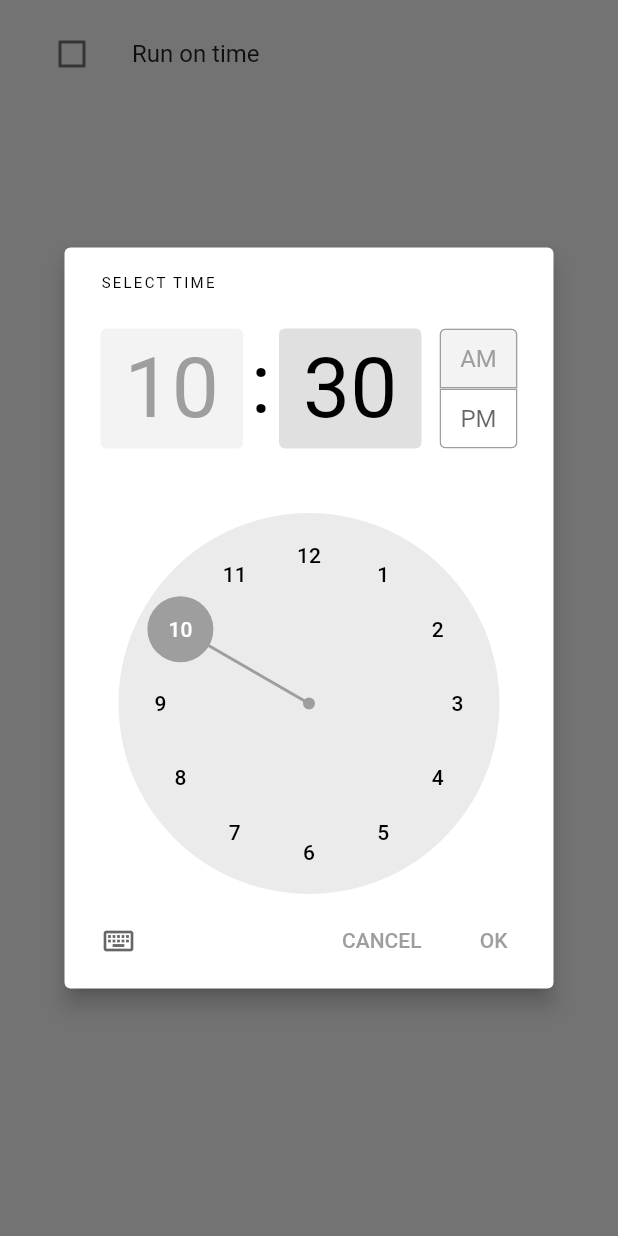
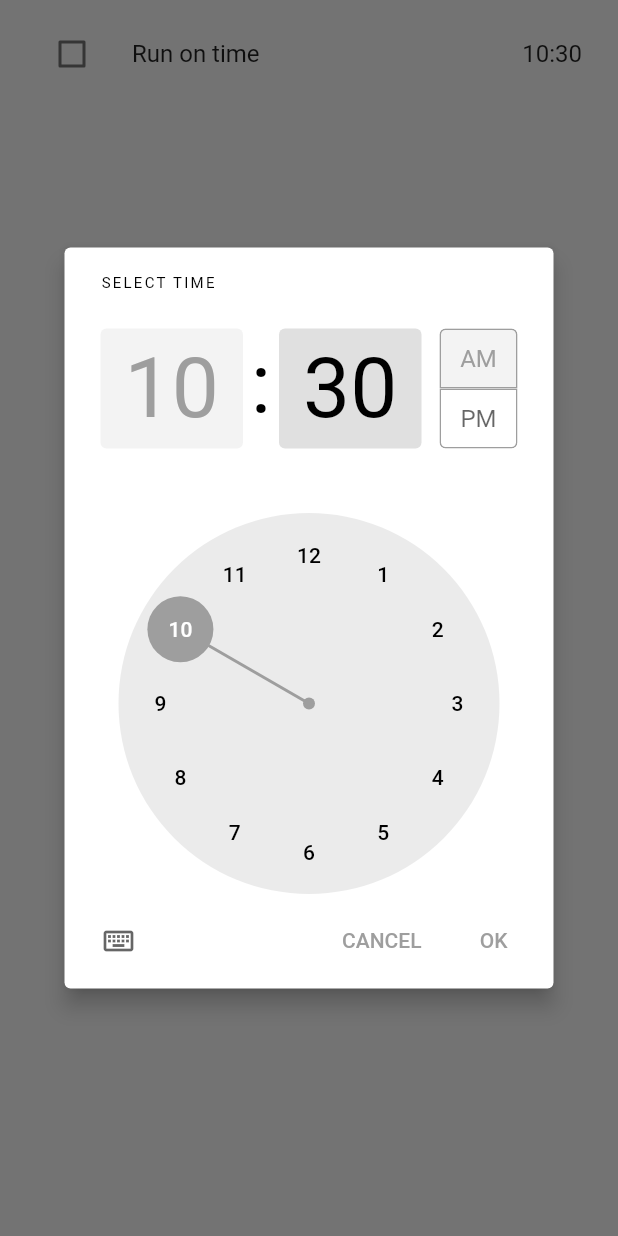
Before and after one commit to Cepeen/wakey-wakey, a Flutter app: the TimePickerWidget widget shown alone on an empty page, opened directly with empty values, after a tap on "Run on time", on a phone screen of 412 x 824 dp. Run offline on Flutter 3.47's test engine with Material 2 defaults, Android fonts, the phone set to English and light mode, and no system bars; our stand-ins replace connectivity_plus, fluttertoast, shared_preferences; accounts and stored records are empty.

```diff
--- a/lib/models/hosts.dart
+++ b/lib/models/hosts.dart
@@ -6,7 +6,6 @@ class Host {
   String ipAddress;
   String macAddress;
   TimeOfDay pickedTime;
-  bool isChecked; // New property for checkbox state
 
   Host({
     required this.hostId,
@@ -14,7 +13,6 @@ class Host {
     required this.ipAddress,
     required this.macAddress,
     required this.pickedTime,
-    this.isChecked = false, // Initialize with default value
   });
 
   Map<String, dynamic> toJson() => {
--- a/lib/widgets/time_picker.dart
+++ b/lib/widgets/time_picker.dart
@@ -1,14 +1,13 @@
 import '../imports.dart';
 
 class TimePickerWidget extends StatefulWidget {
-  final Function(TimeOfDay, bool) onTimePicked;
+  final Function(TimeOfDay) onTimePicked;
   final TimeOfDay pickedTime; // Add the pickedTime parameter
-
 
   const TimePickerWidget({
     Key? key,
     required this.onTimePicked,
-    required this.pickedTime, required bool isChecked,
+    required this.pickedTime,
   }) : super(key: key);
 
   @override
@@ -40,12 +39,10 @@ class TimePickerWidgetState extends State<TimePickerWidget> {
           },
         ),
         title: const Text('Run on time'),
-        trailing: isChecked
-            ? Text(
-                '${_selectedTime.hour.toString().padLeft(2, '0')}:${_selectedTime.minute.toString().padLeft(2, '0')}',
-                style: const TextStyle(fontSize: 16),
-              )
-            : null, // Display null if checkbox is not checked
+        trailing: Text(
+          '${_selectedTime.hour.toString().padLeft(2, '0')}:${_selectedTime.minute.toString().padLeft(2, '0')}',
+          style: const TextStyle(fontSize: 16),
+        ),
         onTap: () async {
           TimeOfDay? pickedTime = await showTimePicker(
             context: context,
@@ -61,7 +58,7 @@ class TimePickerWidgetState extends State<TimePickerWidget> {
             setState(() {
               _selectedTime = pickedTime;
             });
-            widget.onTimePicked(pickedTime, isChecked);
+            widget.onTimePicked(pickedTime);
           }
         },
       ),
```
Also changed, not shown: lib/widgets/add_host.dart (+3 -8 lines), lib/widgets/host_list.dart (+4 -41 lines).
